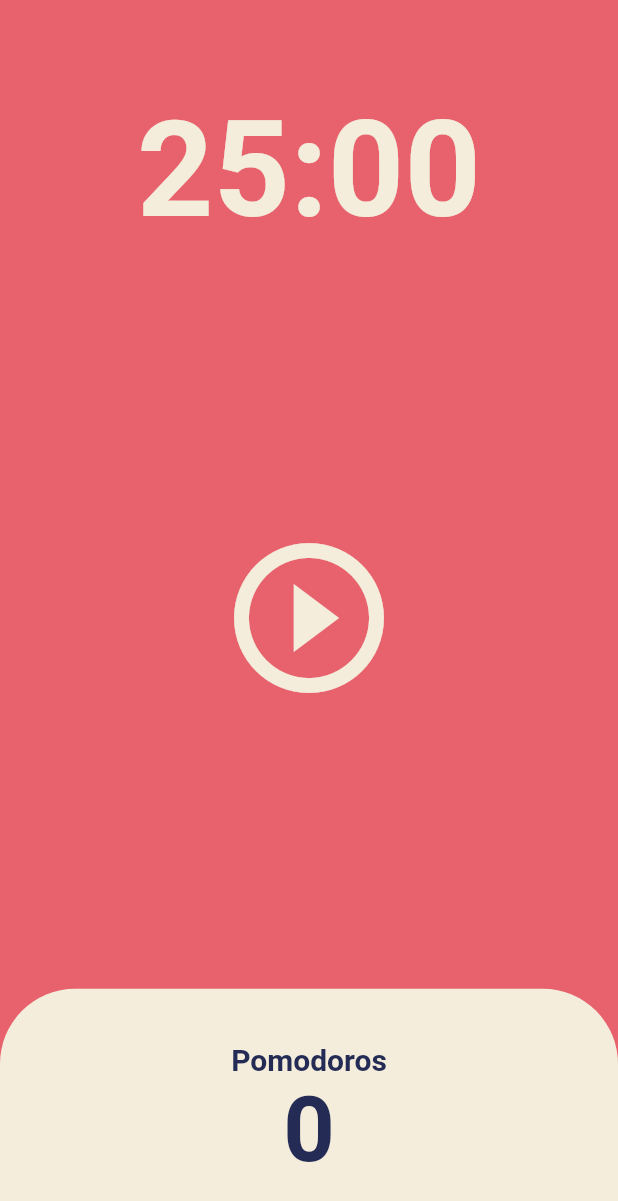
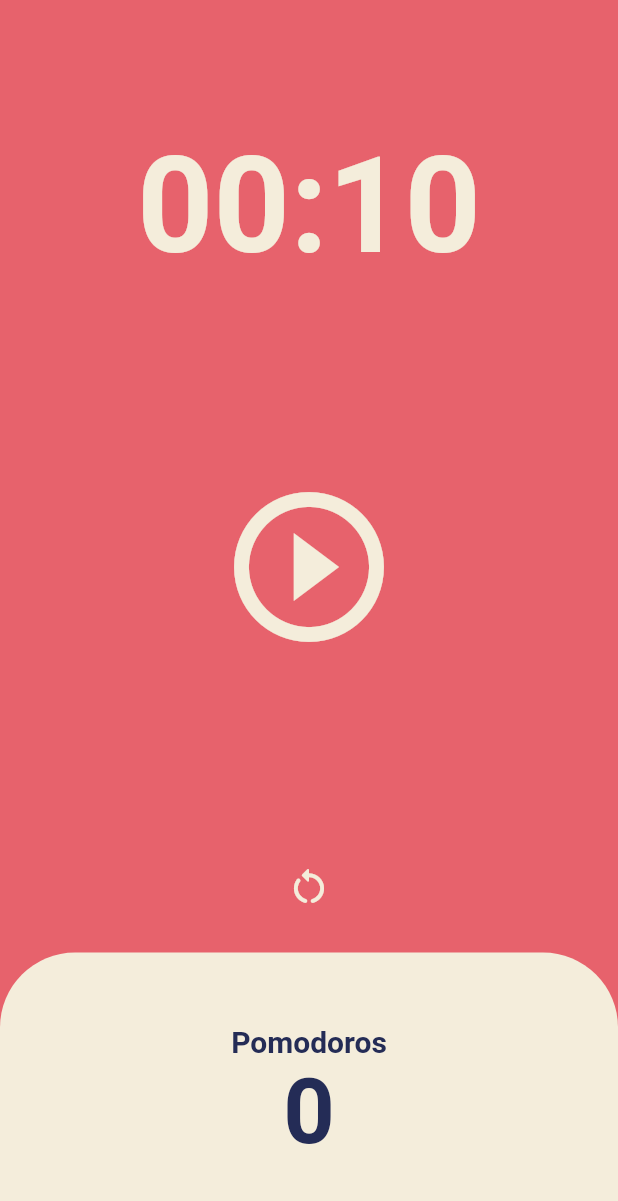
Before and after one commit to coddy083/pomodoro, a Flutter app: the screen it shows after launch, on a phone screen of 412 x 824 dp. Shown: the top 1201 px of the screen. Run offline on Flutter 3.47's test engine with Material 2 defaults, Android fonts, the phone set to English and light mode, and no system bars.

```diff
--- a/lib/screens/home_screen.dart
+++ b/lib/screens/home_screen.dart
@@ -10,7 +10,7 @@ class HomeScreen extends StatefulWidget {
 }
 
 class _HomeScreenState extends State<HomeScreen> {
-  static const twentySecondMinutes = 1500;
+  static const twentySecondMinutes = 10;
   int totalSeconds = twentySecondMinutes;
   int totalPomodoro = 0;
   bool isRunning = false;
@@ -45,6 +45,15 @@ class _HomeScreenState extends State<HomeScreen> {
     });
   }
 
+  void onResetPressed() {
+    timer.cancel();
+    setState(() {
+      isRunning = false;
+      totalSeconds = twentySecondMinutes;
+      totalPomodoro = 0;
+    });
+  }
+
   String format(int seconds) {
     var duration = Duration(seconds: seconds);
     return duration.toString().split(".").first.substring(2, 7);
@@ -71,7 +80,7 @@ class _HomeScreenState extends State<HomeScreen> {
             ),
           ),
           Flexible(
-            flex: 3,
+            flex: 2,
             child: Center(
               child: IconButton(
                 onPressed: isRunning ? onPausePressed : onStartPressed,
@@ -84,6 +93,18 @@ class _HomeScreenState extends State<HomeScreen> {
                 ),
               ),
             ),
+          ),
+          Center(
+              child: IconButton(
+            iconSize: 30,
+            color: Theme.of(context).cardColor,
+            onPressed: onResetPressed,
+            icon: const Icon(
+              Icons.restart_alt_rounded,
+            ),
+          )),
+          const SizedBox(
+            height: 20,
           ),
           Flexible(
             flex: 1,
```
